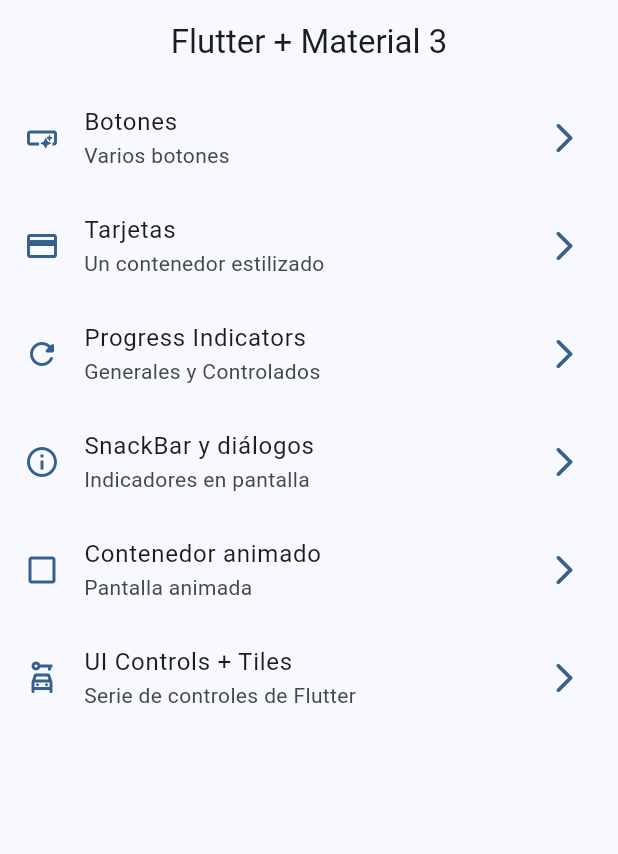
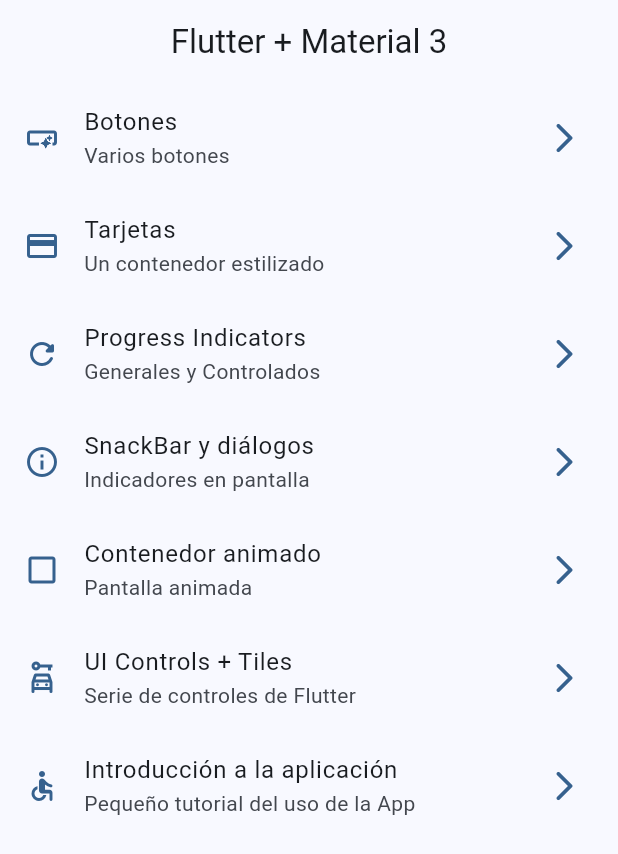
Before and after one commit to FLeiras/widgets_app, a Flutter app: the screen it shows after launch, on a phone screen of 412 x 824 dp. Shown: the top 854 px of the screen. Run offline on Flutter 3.47's test engine with Material 2 defaults, Android fonts, the phone set to English and light mode, and no system bars; our stand-ins replace go_router.

Commit message:
Tutorial init

```diff
--- a/lib/config/menu/menu_items.dart
+++ b/lib/config/menu/menu_items.dart
@@ -44,4 +44,9 @@ const appMenuItems = <MenuItem>[
       subTitle: 'Serie de controles de Flutter',
       link: '/ui-controls',
       icon: Icons.car_rental_outlined),
+  MenuItem(
+      title: 'Introducción a la aplicación',
+      subTitle: 'Pequeño tutorial del uso de la App',
+      link: '/tutorial',
+      icon: Icons.accessible_rounded),
 ];
--- a/lib/config/router/app_router.dart
+++ b/lib/config/router/app_router.dart
@@ -31,6 +31,10 @@ final appRouter = GoRouter(
     GoRoute(
       path: '/ui-controls',
       builder: (context, state) => const UiControlsScreen(),
+    ),
+    GoRoute(
+      path: '/tutorial',
+      builder: (context, state) => const AppTutorialScreen(),
     )
   ],
 );
--- a/lib/presentation/screens/progress/progress_screen.dart
+++ b/lib/presentation/screens/progress/progress_screen.dart
@@ -15,9 +15,7 @@ class ProgressScreen extends StatelessWidget {
 }
 
 class _ProgressView extends StatelessWidget {
-  const _ProgressView({
-    super.key,
-  });
+  const _ProgressView();
 
   @override
   Widget build(BuildContext context) {
```
Also changed, not shown: lib/presentation/screens/app_tutorial/app_tutorial_screen.dart (+5 -5 lines).
